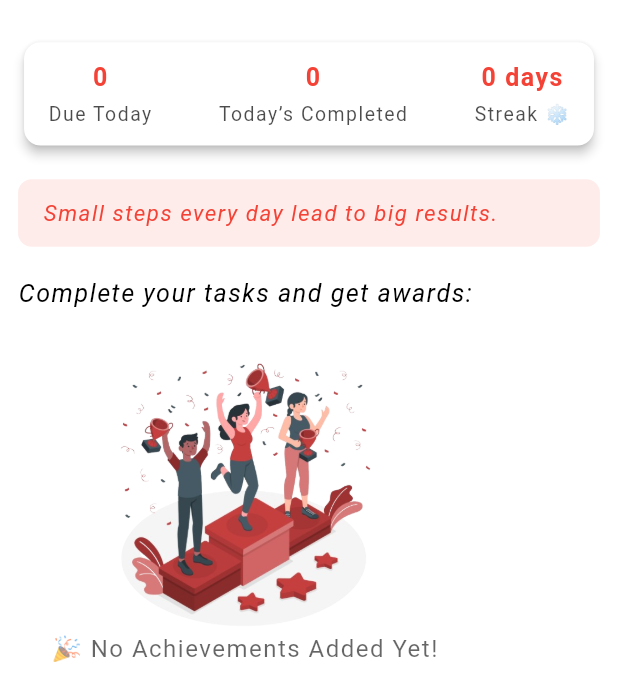
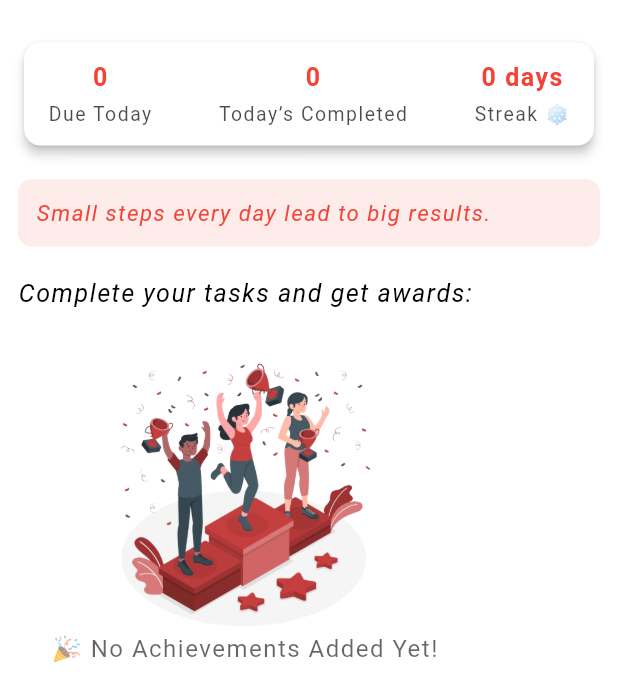
Before and after one commit to MahmoudTarraf/todo_app_with_notifications, a Flutter app: the HomePage screen opened directly, on a phone screen of 412 x 824 dp, the part 97-774 px from its top. Run offline on Flutter 3.47's test engine with Material 3 defaults, Android fonts, the phone set to English and light mode, and no system bars; drawn by our look-alikes of flutter_speed_dial; our stand-ins replace connectivity_plus, curved_navigation_bar, dartz, firebase_core, firebase_messaging, flutter_local_notifications and 8 more; missing offline and left inert: intro_views_flutter; accounts and stored records are empty; Roboto replaces fonts that are missing (ComicNeue).

```diff
--- a/lib/core/const_data/app_translations.dart
+++ b/lib/core/const_data/app_translations.dart
@@ -20,8 +20,8 @@ class AppTranslations extends Translations {
           'Streak': 'Streak',
           'days': 'days',
           ''
-              "Small steps every day lead to big results."
-              '': ' ' "Small steps every day lead to big results." '',
+                  "Small steps every day lead to big results.":
+              "Small steps every day lead to big results." '',
           'See All': 'See All',
           //achievements card
           'Progress: ': 'Progress: ',
```
